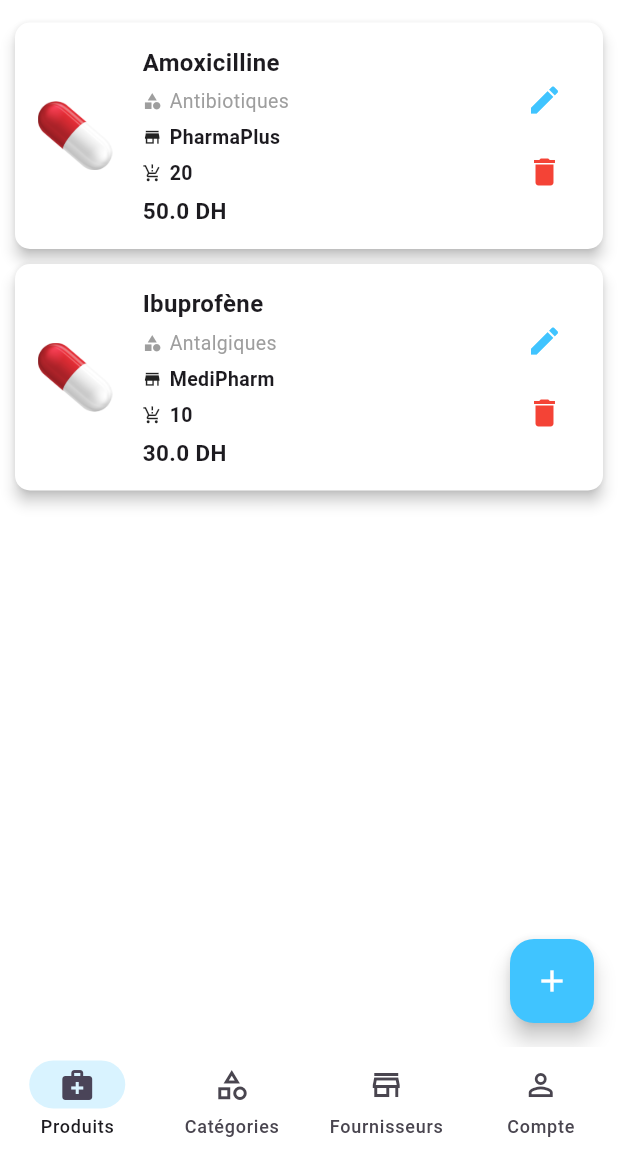
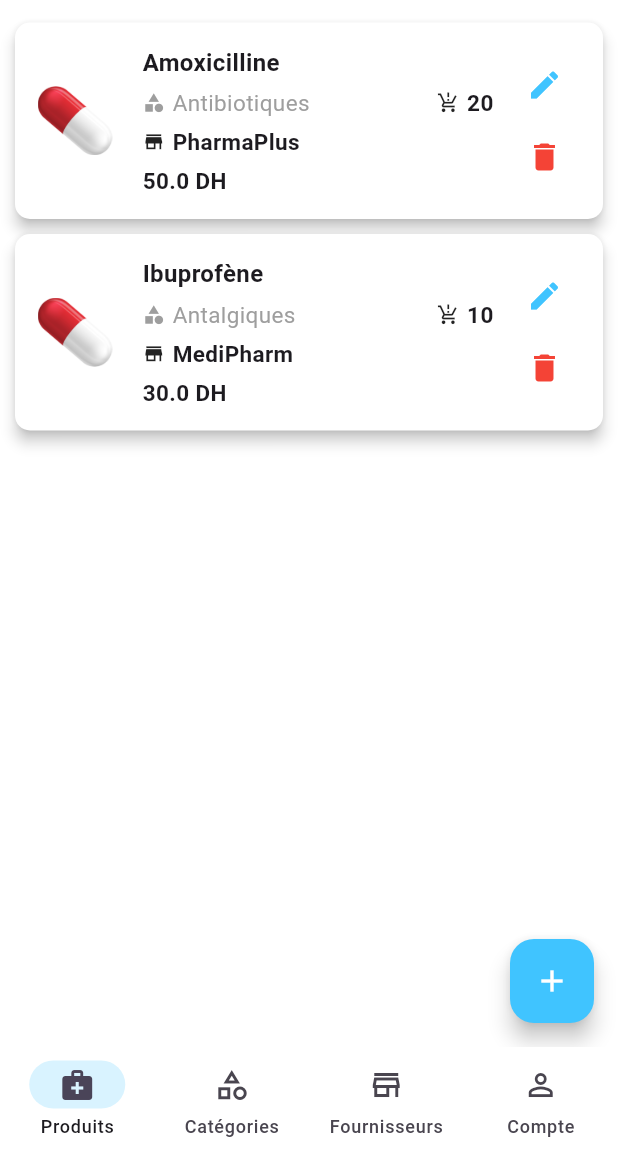
Before and after one commit to ElhaddajAya/inventory-management-app, a Flutter app: the screen it shows after launch, on a phone screen of 412 x 824 dp, the part 84-1236 px from its top. Run offline on Flutter 3.47's test engine with Material 3 defaults, Android fonts, the light colour scheme and no system bars.

Commit message:
Updated Medicines list layout

```diff
--- a/lib/Screens/HomeScreen.dart
+++ b/lib/Screens/HomeScreen.dart
@@ -76,54 +76,57 @@ class _HomeScreenState extends State<HomeScreen> {
                       fit: BoxFit.cover,
                     ),
                     SizedBox(width: 20),
-                    Column(
+                    Expanded(
+                      child: Column(
                         crossAxisAlignment: CrossAxisAlignment.start,
                         children: [
                           Text(
                             medicine["name"],
-                          style: TextStyle(fontSize: 16, fontWeight: FontWeight.bold),
+                            style: TextStyle(
+                                fontSize: 16, fontWeight: FontWeight.bold),
                           ),
                           SizedBox(height: 5),
                           Row(
                             children: [
-                            Icon(Icons.category, size: 13, color: Colors.grey,),
-                            SizedBox(width: 5,),
+                              Icon(Icons.category, size: 15, color: Colors.grey),
+                              SizedBox(width: 5),
                               Text(
                                 "${medicine["category"]}",
-                              style: TextStyle(fontSize: 13, color: Colors.grey),
+                                style: TextStyle(
+                                    fontSize: 15, color: Colors.grey),
                               ),
-                          ],
-                        ),
-                        SizedBox(height: 5,),
-                        Row(
-                          children: [
-                            Icon(Icons.store, size: 13,),
-                            SizedBox(width: 5,),
+                              Spacer(),
+                              Icon(Icons.production_quantity_limits, size: 15),
+                              SizedBox(width: 5),
                               Text(
-                              "${medicine["provider"]}",
-                              style: TextStyle(fontSize: 13, fontWeight: FontWeight.bold),
+                                "${medicine["stock"]}",
+                                style: TextStyle(
+                                    fontSize: 15, fontWeight: FontWeight.bold),
                               ),
                             ],
                           ),
                           SizedBox(height: 5),
                           Row(
                             children: [
-                            Icon(Icons.production_quantity_limits, size: 13,),
-                            SizedBox(width: 5,),
+                              Icon(Icons.store, size: 15),
+                              SizedBox(width: 5),
                               Text(
-                              "${medicine["stock"]}",
-                              style: TextStyle(fontSize: 13, fontWeight: FontWeight.bold),
+                                "${medicine["provider"]}",
+                                style: TextStyle(
+                                    fontSize: 15, fontWeight: FontWeight.bold),
                               ),
                             ],
                           ),
                           SizedBox(height: 5),
                           Text(
                             "${medicine["price"]} DH",
-                          style: TextStyle(fontSize: 15, fontWeight: FontWeight.bold),
+                            style: TextStyle(
+                                fontSize: 15, fontWeight: FontWeight.bold),
                           ),
                         ],
                       ),
-                    Spacer(),
+                    ),
+                    SizedBox(width: 10,),
                     Column(
                       mainAxisSize: MainAxisSize.min,
                       children: [
@@ -134,13 +137,15 @@ class _HomeScreenState extends State<HomeScreen> {
                             final updateMedicine = await Navigator.push(
                               context,
                               MaterialPageRoute(
-                                builder: (context) => UpdateMedicineScreen(medicine: medicine)
-                              )
+                                builder: (context) =>
+                                    UpdateMedicineScreen(medicine: medicine),
+                              ),
                             );
-                            if(updateMedicine != null) {
+                            if (updateMedicine != null) {
                               setState(() {
                                 // Mettre à jour la liste des médicaments avec les nouvelles données
-                                medicines[medicines.indexOf(medicine)] = updateMedicine;
+                                medicines[medicines.indexOf(medicine)] =
+                                    updateMedicine;
                               });
                             }
                           },
@@ -181,7 +186,7 @@ class _HomeScreenState extends State<HomeScreen> {
           actions: [
             TextButton(
               onPressed: () => Navigator.pop(context),
-              child: Text("Annuler", style: TextStyle(color: Colors.lightBlueAccent),),
+              child: Text("Annuler", style: TextStyle(color: Colors.lightBlueAccent)),
             ),
             TextButton(
               onPressed: () {
```
Also changed, not shown: lib/Screens/MedicineListScreen.dart (+25 -22 lines), lib/Screens/UpdateMedicineScreen.dart (+7 -1 lines). Lines whose indentation alone changed are shown as unchanged.
